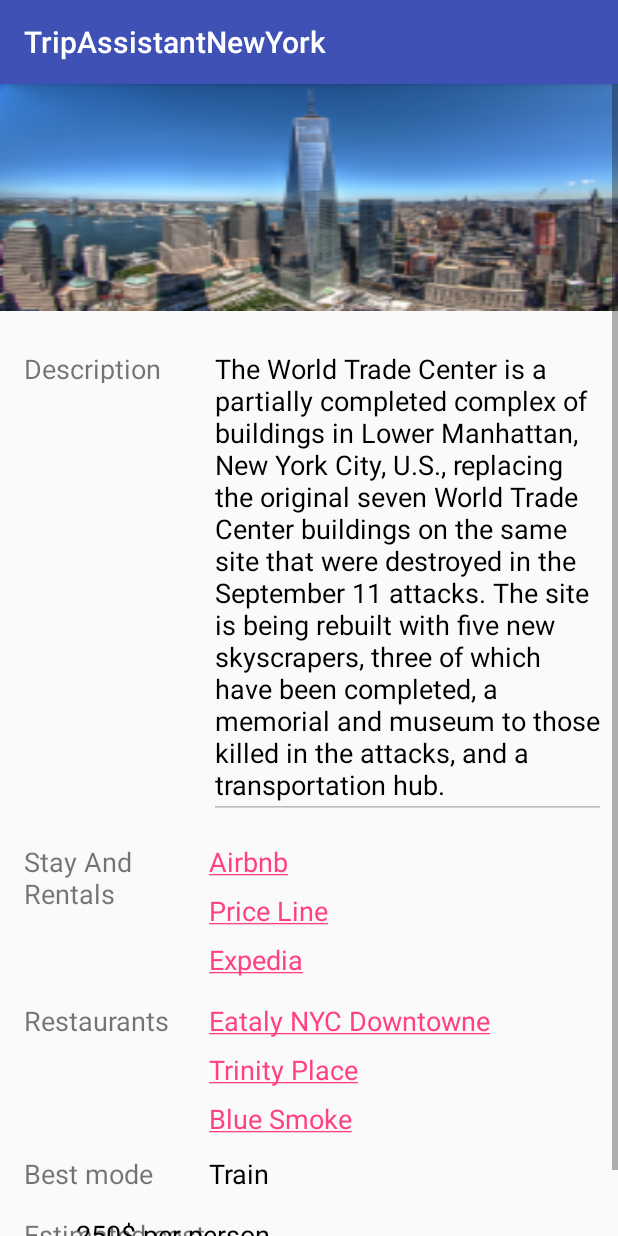
After one commit to kritkondru/TripAssistantNewYork, an Android app: the DisplayWtcInfo screen opened directly, with no data from a screen before it, on a phone screen of 412 x 824 dp. The commit adds this screen. Run offline under Robolectric (Android 15) with nearby library versions, the phone set to English and light mode, and no system bars.

Commit message:
added wtc page

```diff
--- /dev/null
+++ b/TripAssistantNewYork/app/src/main/java/com/example/abhishek/tripassistantnewyork/DisplayWtcInfo.java
@@ -0,0 +1,44 @@
+package com.example.abhishek.tripassistantnewyork;
+
+import android.content.Intent;
+import android.support.v7.app.AppCompatActivity;
+import android.os.Bundle;
+import android.text.method.LinkMovementMethod;
+import android.widget.EditText;
+import android.widget.TextView;
+
+public class DisplayWtcInfo extends AppCompatActivity {
+
+    @Override
+    protected void onCreate(Bundle savedInstanceState) {
+        super.onCreate(savedInstanceState);
+        setContentView(R.layout.activity_display_wtc_info);
+        Intent intent = getIntent();
+        String message = intent.getStringExtra("name");
+        EditText editTextMulti=(EditText) findViewById(R.id.editText);
+        editTextMulti.setEnabled(false);
+        editTextMulti.setKeyListener(null);
+
+        TextView stayairpnbtext=(TextView)findViewById(R.id.textView6);
+        stayairpnbtext.setMovementMethod(LinkMovementMethod.getInstance());
+
+        TextView staypricelinetext=(TextView)findViewById(R.id.textView7);
+        staypricelinetext.setMovementMethod(LinkMovementMethod.getInstance());
+
+        TextView staywtcthirdtext=(TextView)findViewById(R.id.textView8);
+        staywtcthirdtext.setMovementMethod(LinkMovementMethod.getInstance());
+
+        TextView restwtcfirsttext=(TextView)findViewById(R.id.textView11);
+        restwtcfirsttext.setMovementMethod(LinkMovementMethod.getInstance());
+
+        TextView restwtcsecondtext=(TextView)findViewById(R.id.textView13);
+        restwtcsecondtext.setMovementMethod(LinkMovementMethod.getInstance());
+
+        TextView restwtcthirdtext=(TextView)findViewById(R.id.textView14);
+        restwtcthirdtext.setMovementMethod(LinkMovementMethod.getInstance());
+
+        // Capture the layout's TextView and set the string as its text
+        //TextView textView = findViewById(R.id.textView);
+        //textView.setText(message);
+    }
+}
--- a/TripAssistantNewYork/app/src/main/java/com/example/abhishek/tripassistantnewyork/MainActivity.java
+++ b/TripAssistantNewYork/app/src/main/java/com/example/abhishek/tripassistantnewyork/MainActivity.java
@@ -9,6 +9,7 @@ import android.support.v7.widget.Toolbar;
 import android.view.View;
 import android.view.Menu;
 import android.view.MenuItem;
+import android.widget.Button;
 import android.widget.Toast;
 
 public class MainActivity extends AppCompatActivity {
@@ -19,7 +20,6 @@ public class MainActivity extends AppCompatActivity {
         setContentView(R.layout.activity_main);
          toolbar = (Toolbar) findViewById(R.id.toolbar);
         setSupportActionBar(toolbar);
-
         getSupportActionBar().setIcon(R.drawable.ic_icon);
 
         FloatingActionButton fab = (FloatingActionButton) findViewById(R.id.fab);
@@ -31,7 +31,15 @@ public class MainActivity extends AppCompatActivity {
             }
         });
     }
-
+    /** Called when the user taps the World Trade Center button */
+    public void displaywtcinfo(View view) {
+        // Do something in response to button
+        Intent intent = new Intent(this, DisplayWtcInfo.class);
+        Button wtc_btn=(Button)findViewById(R.id.button);
+        String message="Hello Sonal, Sahu";
+        intent.putExtra("name",message);
+        startActivity(intent);
+    }
     @Override
     public boolean onCreateOptionsMenu(Menu menu) {
         // Inflate the menu; this adds items to the action bar if it is present.
--- /dev/null
+++ b/TripAssistantNewYork/app/src/main/res/layout/activity_display_wtc_info.xml
@@ -0,0 +1,194 @@
+<?xml version="1.0" encoding="utf-8"?>
+<ScrollView xmlns:android="http://schemas.android.com/apk/res/android"
+    xmlns:app="http://schemas.android.com/apk/res-auto"
+    xmlns:tools="http://schemas.android.com/tools"
+    android:layout_width="match_parent"
+    android:layout_height="match_parent"
+    tools:context=".DisplayWtcInfo">
+<android.support.constraint.ConstraintLayout
+     android:layout_height="match_parent"
+    android:layout_width="match_parent">
+
+        <ImageView
+            android:id="@+id/imageView9"
+            android:layout_width="match_parent"
+            android:layout_height="151dp"
+            android:scaleType="fitXY"
+            app:layout_constraintEnd_toEndOf="parent"
+            app:layout_constraintHorizontal_bias="0.0"
+            app:layout_constraintStart_toStartOf="parent"
+            app:layout_constraintTop_toTopOf="parent"
+            app:srcCompat="@drawable/wtc" />
+
+        <TextView
+            android:id="@+id/textView4"
+            android:layout_width="wrap_content"
+            android:layout_height="22dp"
+            android:layout_marginStart="16dp"
+            android:text="Description"
+            android:textSize="18sp"
+            app:layout_constraintBaseline_toBaselineOf="@+id/editText"
+            app:layout_constraintStart_toStartOf="parent" />
+
+        <EditText
+            android:id="@+id/editText"
+            android:layout_width="0dp"
+            android:layout_height="wrap_content"
+            android:layout_marginEnd="8dp"
+            android:layout_marginStart="32dp"
+            android:layout_marginTop="16dp"
+            android:ems="10"
+            android:longClickable="false"
+            android:editable="false"
+            android:inputType="textMultiLine"
+            android:text="@string/wtc_decs"
+            android:scrollbars="vertical"
+            android:gravity="top|left"
+            android:textColor="@android:color/black"
+            app:layout_constraintEnd_toEndOf="parent"
+            app:layout_constraintHorizontal_bias="0.466"
+            app:layout_constraintStart_toEndOf="@+id/textView4"
+            app:layout_constraintTop_toBottomOf="@+id/imageView9"
+            tools:ignore="Deprecated" />
+
+        <TextView
+            android:id="@+id/textView5"
+            android:layout_width="87dp"
+            android:layout_height="wrap_content"
+            android:layout_marginStart="16dp"
+            android:text="Stay And\nRentals"
+            android:textSize="18sp"
+            app:layout_constraintBaseline_toBaselineOf="@+id/textView6"
+            app:layout_constraintStart_toStartOf="parent" />
+
+        <TextView
+            android:id="@+id/textView6"
+            android:layout_width="0dp"
+            android:layout_height="wrap_content"
+            android:layout_marginEnd="8dp"
+            android:layout_marginTop="16dp"
+            android:text="@string/stayairpnb"
+            android:textSize="18sp"
+            app:layout_constraintEnd_toEndOf="parent"
+            app:layout_constraintStart_toStartOf="@+id/editText"
+            app:layout_constraintTop_toBottomOf="@+id/editText" />
+
+        <TextView
+            android:id="@+id/textView7"
+            android:layout_width="0dp"
+            android:layout_height="wrap_content"
+            android:layout_marginEnd="8dp"
+            android:layout_marginTop="8dp"
+            android:text="@string/staypriceline"
+            android:textSize="18sp"
+            app:layout_constraintEnd_toEndOf="parent"
+            app:layout_constraintStart_toStartOf="@+id/textView6"
+            app:layout_constraintTop_toBottomOf="@+id/textView6" />
+
+    <TextView
+        android:id="@+id/textView8"
+        android:layout_width="0dp"
+        android:layout_height="wrap_content"
+        android:layout_marginEnd="8dp"
+        android:layout_marginTop="8dp"
+        android:text="@string/staywtcthird"
+        android:textSize="18sp"
+        app:layout_constraintEnd_toEndOf="parent"
+        app:layout_constraintStart_toStartOf="@+id/textView7"
+        app:layout_constraintTop_toBottomOf="@+id/textView7" />
+
+    <TextView
+        android:id="@+id/textView10"
+        android:layout_width="wrap_content"
+        android:layout_height="wrap_content"
+        android:layout_marginStart="16dp"
+        android:text="Restaurants"
+        android:textSize="18sp"
+        app:layout_constraintBaseline_toBaselineOf="@+id/textView11"
+        app:layout_constraintStart_toStartOf="parent" />
+
+        <TextView
+            android:id="@+id/textView11"
+            android:layout_width="0dp"
+            android:layout_height="wrap_content"
+            android:layout_marginEnd="8dp"
+            android:layout_marginTop="16dp"
+            android:textSize="18sp"
+            android:text="@string/restwtcfirst"
+            app:layout_constraintEnd_toEndOf="parent"
+            app:layout_constraintStart_toStartOf="@+id/textView8"
+            app:layout_constraintTop_toBottomOf="@+id/textView8" />
+
+        <TextView
+            android:id="@+id/textView13"
+            android:layout_width="0dp"
+            android:layout_height="wrap_content"
+            android:layout_marginEnd="8dp"
+            android:layout_marginTop="8dp"
+            android:text="@string/restwtcsecond"
+            android:textSize="18sp"
+            app:layout_constraintEnd_toEndOf="parent"
+            app:layout_constraintStart_toStartOf="@+id/textView11"
+            app:layout_constraintTop_toBottomOf="@+id/textView11" />
+
+        <TextView
+            android:id="@+id/textView14"
+            android:layout_width="0dp"
+            android:layout_height="wrap_content"
+            android:layout_marginEnd="8dp"
+            android:layout_marginTop="8dp"
+            android:text="@string/restwtcthird"
+            android:textSize="18sp"
+            app:layout_constraintEnd_toEndOf="parent"
+            app:layout_constraintStart_toStartOf="@+id/textView13"
+            app:layout_constraintTop_toBottomOf="@+id/textView13" />
+
+    <TextView
+        android:id="@+id/textView15"
+        android:layout_width="wrap_content"
+        android:layout_height="wrap_content"
+        android:layout_marginStart="16dp"
+        android:text="Best mode"
+        android:textSize="18sp"
+        app:layout_constraintBaseline_toBaselineOf="@+id/textView16"
+        app:layout_constraintStart_toStartOf="parent" />
+
+    <TextView
+        android:id="@+id/textView16"
+        android:layout_width="0dp"
+        android:layout_height="wrap_content"
+        android:layout_marginEnd="8dp"
+        android:layout_marginTop="12dp"
+        android:text="Train"
+        android:textColor="@android:color/background_dark"
+        android:textSize="18sp"
+        app:layout_constraintEnd_toEndOf="parent"
+        app:layout_constraintStart_toStartOf="@+id/textView14"
+        app:layout_constraintTop_toBottomOf="@+id/textView14" />
+
+    <TextView
+        android:id="@+id/textView17"
+        android:layout_width="wrap_content"
+        android:layout_height="wrap_content"
+        android:layout_marginStart="16dp"
+        android:text="Estimated cost"
+        android:textSize="18sp"
+        app:layout_constraintBaseline_toBaselineOf="@+id/textView18"
+        app:layout_constraintStart_toStartOf="parent" />
+
+    <TextView
+        android:id="@+id/textView18"
+        android:layout_width="442dp"
+        android:layout_height="60dp"
+        android:layout_marginEnd="8dp"
+        android:layout_marginTop="16dp"
+        android:text="250$ per person"
+        android:textColor="@android:color/background_dark"
+        android:textSize="18sp"
+        app:layout_constraintEnd_toEndOf="parent"
+        app:layout_constraintStart_toStartOf="@+id/textView16"
+        app:layout_constraintTop_toBottomOf="@+id/textView16" />
+
+
+</android.support.constraint.ConstraintLayout>
+</ScrollView>
--- a/TripAssistantNewYork/app/src/main/res/layout/fragment_main.xml
+++ b/TripAssistantNewYork/app/src/main/res/layout/fragment_main.xml
@@ -130,10 +130,12 @@
                android:gravity="center"
                android:text="World Trade\nCenter"
                android:textSize="10sp"
+               android:onClick="displaywtcinfo"
                app:layout_constraintEnd_toStartOf="@+id/button2"
                app:layout_constraintHorizontal_bias="0.5"
                app:layout_constraintStart_toStartOf="parent"
-               app:layout_constraintTop_toBottomOf="@+id/imageView12" />
+               app:layout_constraintTop_toBottomOf="@+id/imageView12"
+               tools:ignore="OnClick" />
 
            <Button
                android:id="@+id/button2"
--- a/TripAssistantNewYork/app/src/main/res/values/strings.xml
+++ b/TripAssistantNewYork/app/src/main/res/values/strings.xml
@@ -2,4 +2,11 @@
     <string name="app_name">TripAssistantNewYork</string>
     <string name="action_settings">Settings</string>
     <string name="action_share">Share</string>
+    <string name="wtc_decs">The World Trade Center is a partially completed complex of buildings in Lower Manhattan, New York City, U.S., replacing the original seven World Trade Center buildings on the same site that were destroyed in the September 11 attacks. The site is being rebuilt with five new skyscrapers, three of which have been completed, a memorial and museum to those killed in the attacks, and a transportation hub.</string>
+    <string name="stayairpnb"><a href="https://www.airbnb.com">Airbnb</a></string>
+    <string name="staypriceline"><a href="https://www.priceline.com/hotels/">Price Line</a></string>
+    <string name="staywtcthird"><a href="https://www.expedia.com/Hotels">Expedia</a></string>
+    <string name="restwtcfirst"><a href="https://www.eataly.com/us_en/stores/nyc-downtown/">Eataly NYC Downtowne</a></string>
+    <string name="restwtcsecond"><a href="https://www.trinityplacenyc.com/">Trinity Place</a></string>
+    <string name="restwtcthird"><a href="https://www.bluesmoke.com/">Blue Smoke</a></string>
 </resources>
--- a/TripAssistantNewYork/app/src/main/res/values/styles.xml
+++ b/TripAssistantNewYork/app/src/main/res/values/styles.xml
@@ -1,7 +1,7 @@
 <resources>
 
     <!-- Base application theme. -->
-    <style name="AppTheme" parent="Theme.AppCompat.Light.NoActionBar">
+    <style name="AppTheme" parent="Theme.AppCompat.Light.DarkActionBar">
         <!-- Customize your theme here. -->
         <item name="colorPrimary">@color/colorPrimary</item>
         <item name="colorPrimaryDark">@color/colorPrimaryDark</item>
```
Also changed, not shown: TripAssistantNewYork/app/src/main/AndroidManifest.xml (+7 -0 lines), TripAssistantNewYork/app/src/main/res/drawable-hdpi/wtc.png (added), TripAssistantNewYork/app/src/main/res/drawable-mdpi/wtc.png (added), TripAssistantNewYork/app/src/main/res/drawable-xhdpi/wtc.png (added), TripAssistantNewYork/app/src/main/res/drawable-xxhdpi/wtc.png (added), TripAssistantNewYork/app/src/main/res/drawable-xxxhdpi/wtc.png (added).
